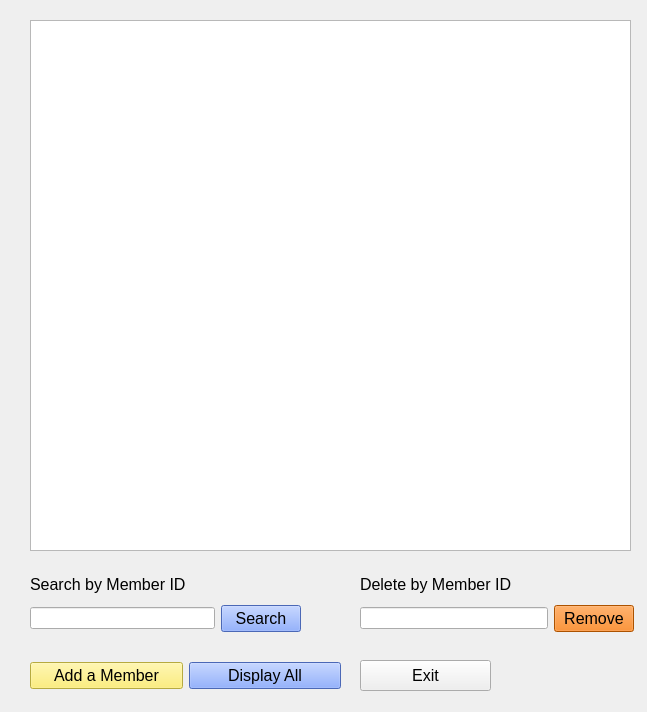
This is managemembers.ui in P4TOO/BulkClub-System as Qt 5 draws it before an edit. The edited form follows.
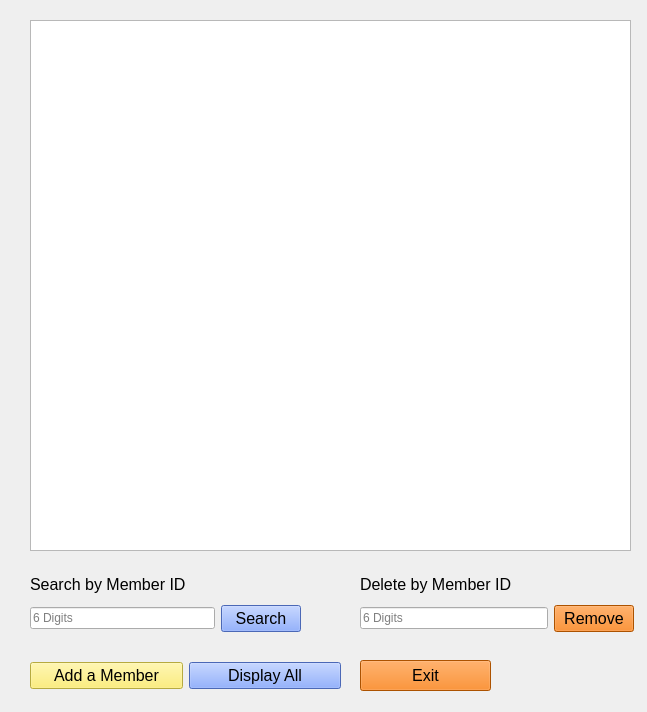
This is the edited form.

```diff
--- a/managemembers.ui
+++ b/managemembers.ui
@@ -48,7 +48,11 @@
     <item>
      <layout class="QHBoxLayout" name="horizontalLayout_2">
       <item>
-       <widget class="QLineEdit" name="deleteMemberLineEdit"/>
+       <widget class="QLineEdit" name="deleteMemberLineEdit">
+        <property name="placeholderText">
+         <string>6 Digits</string>
+        </property>
+       </widget>
       </item>
       <item>
        <widget class="QPushButton" name="deletePushButton">
@@ -94,7 +98,11 @@
     <item>
      <layout class="QHBoxLayout" name="horizontalLayout">
       <item>
-       <widget class="QLineEdit" name="searchLineEdit"/>
+       <widget class="QLineEdit" name="searchLineEdit">
+        <property name="placeholderText">
+         <string>6 Digits</string>
+        </property>
+       </widget>
       </item>
       <item>
        <widget class="QPushButton" name="searchPushButton">
@@ -171,6 +179,9 @@
      <pointsize>12</pointsize>
     </font>
    </property>
+   <property name="styleSheet">
+    <string notr="true">background-color: rgb(241, 115, 0)</string>
+   </property>
    <property name="text">
     <string>Exit</string>
    </property>
```
